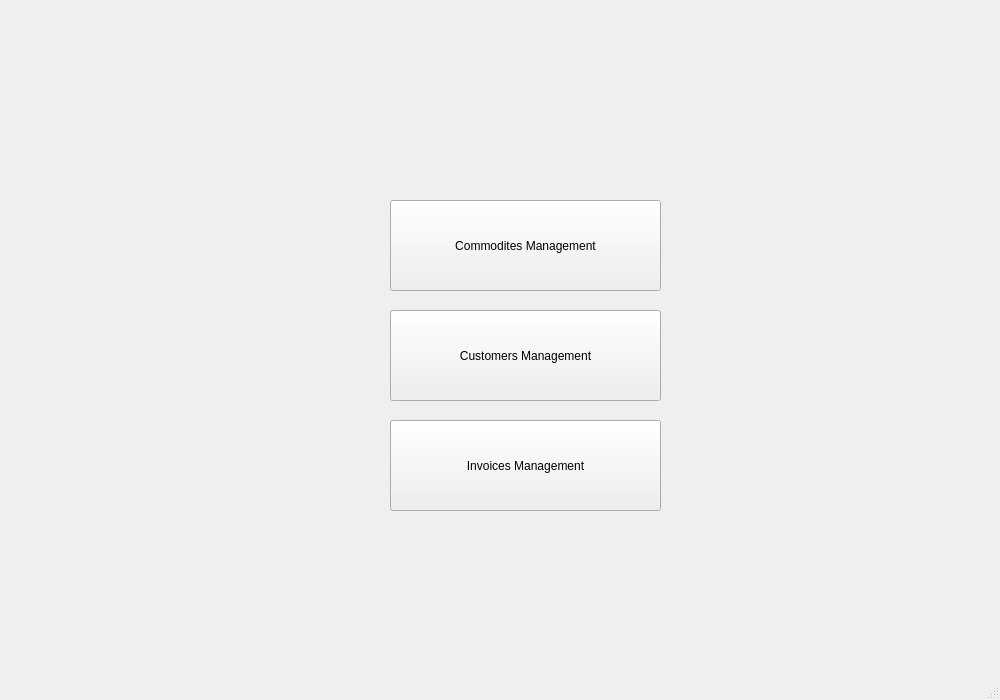
First picture: the form in MiniSuperMarketManagement/minisupermarketmanagement.ui, repository ngxx-fus/minisupermarket_management_proj, before the edit.
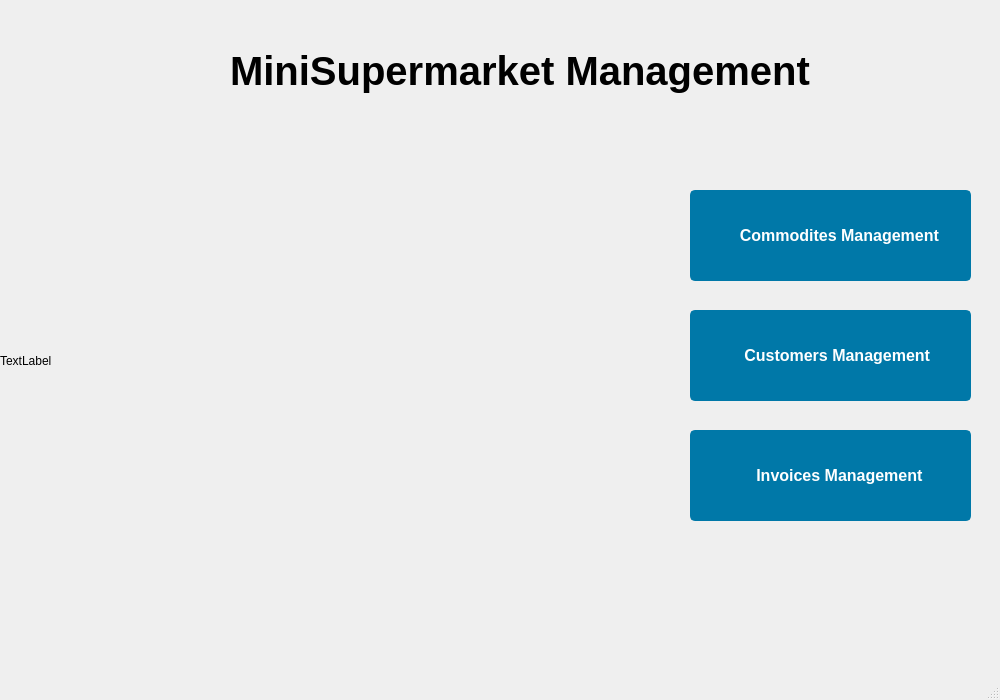
Second picture: the form after the edit. Icons and pictures are not drawn.

```diff
--- a/MiniSuperMarketManagement/minisupermarketmanagement.ui
+++ b/MiniSuperMarketManagement/minisupermarketmanagement.ui
@@ -10,47 +10,199 @@
     <height>700</height>
    </rect>
   </property>
+  <property name="font">
+   <font>
+    <pointsize>20</pointsize>
+    <bold>true</bold>
+   </font>
+  </property>
   <property name="windowTitle">
    <string>MiniSupermarKetmanagement</string>
   </property>
+  <property name="styleSheet">
+   <string notr="true">QPushButton#pushButton {
+                   background-color: #0078A8; 
+                    color: white;
+                    border: 2px solid #0078A8; 
+                   border-radius: 5px; 
+                   padding: 5px 10px;
+                   font-weight: bolder;
+                   }
+QPushButton#pushButton_2 {
+                   background-color: #0078A8; 
+                    color: white;
+                    border: 2px solid #0078A8; 
+                   border-radius: 5px; 
+                   padding: 5px 10px;
+                   font-weight: bolder;
+                   }
+QPushButton#pushButton_3 {
+                   background-color: #0078A8; 
+                    color: white;
+                    border: 2px solid #0078A8; 
+                   border-radius: 5px; 
+                   padding: 5px 10px;
+                   font-weight: bolder;
+                   }
+QMainWindow#MiniSupermarKetmanagement
+{
+
+  /* background-color: #C6E2FF;/* Đặt màu nền là trắng */
+
+}  
+Qlabel#label {
+                    color: white;
+                    text-size: 10px;
+                   }</string>
+  </property>
   <widget class="QWidget" name="centralwidget">
    <widget class="QPushButton" name="pushButton">
     <property name="geometry">
      <rect>
-      <x>390</x>
-      <y>200</y>
-      <width>271</width>
+      <x>690</x>
+      <y>190</y>
+      <width>281</width>
       <height>91</height>
      </rect>
     </property>
+    <property name="font">
+     <font>
+      <pointsize>12</pointsize>
+      <bold>true</bold>
+     </font>
+    </property>
     <property name="text">
-     <string>Commodites Management</string>
+     <string>    Commodites Management</string>
+    </property>
+    <property name="icon">
+     <iconset>
+      <normaloff>../../../Users/hagia/Downloads/qtc++/products.png</normaloff>../../../Users/hagia/Downloads/qtc++/products.png</iconset>
+    </property>
+    <property name="iconSize">
+     <size>
+      <width>40</width>
+      <height>40</height>
+     </size>
+    </property>
+    <property name="autoRepeatDelay">
+     <number>500</number>
     </property>
    </widget>
    <widget class="QPushButton" name="pushButton_2">
     <property name="geometry">
      <rect>
-      <x>390</x>
+      <x>690</x>
       <y>310</y>
-      <width>271</width>
+      <width>281</width>
       <height>91</height>
      </rect>
     </property>
+    <property name="font">
+     <font>
+      <pointsize>12</pointsize>
+      <bold>true</bold>
+     </font>
+    </property>
     <property name="text">
-     <string>Customers Management</string>
+     <string>   Customers Management</string>
+    </property>
+    <property name="icon">
+     <iconset>
+      <normaloff>../../../Users/hagia/Downloads/qtc++/product-management.png</normaloff>../../../Users/hagia/Downloads/qtc++/product-management.png</iconset>
+    </property>
+    <property name="iconSize">
+     <size>
+      <width>50</width>
+      <height>50</height>
+     </size>
     </property>
    </widget>
    <widget class="QPushButton" name="pushButton_3">
     <property name="geometry">
      <rect>
-      <x>390</x>
-      <y>420</y>
-      <width>271</width>
+      <x>690</x>
+      <y>430</y>
+      <width>281</width>
       <height>91</height>
      </rect>
     </property>
+    <property name="font">
+     <font>
+      <pointsize>12</pointsize>
+      <bold>true</bold>
+     </font>
+    </property>
     <property name="text">
-     <string>Invoices Management</string>
+     <string>    Invoices Management</string>
+    </property>
+    <property name="icon">
+     <iconset>
+      <normaloff>../../../Users/hagia/Downloads/qtc++/bill (1).png</normaloff>../../../Users/hagia/Downloads/qtc++/bill (1).png</iconset>
+    </property>
+    <property name="iconSize">
+     <size>
+      <width>50</width>
+      <height>50</height>
+     </size>
+    </property>
+   </widget>
+   <widget class="QLabel" name="label_pic">
+    <property name="geometry">
+     <rect>
+      <x>0</x>
+      <y>40</y>
+      <width>641</width>
+      <height>641</height>
+     </rect>
+    </property>
+    <property name="sizeIncrement">
+     <size>
+      <width>100</width>
+      <height>100</height>
+     </size>
+    </property>
+    <property name="baseSize">
+     <size>
+      <width>100</width>
+      <height>100</height>
+     </size>
+    </property>
+    <property name="text">
+     <string>TextLabel</string>
+    </property>
+   </widget>
+   <widget class="QLabel" name="label">
+    <property name="geometry">
+     <rect>
+      <x>230</x>
+      <y>30</y>
+      <width>591</width>
+      <height>81</height>
+     </rect>
+    </property>
+    <property name="sizeIncrement">
+     <size>
+      <width>0</width>
+      <height>0</height>
+     </size>
+    </property>
+    <property name="font">
+     <font>
+      <pointsize>30</pointsize>
+      <bold>true</bold>
+     </font>
+    </property>
+    <property name="frameShadow">
+     <enum>QFrame::Plain</enum>
+    </property>
+    <property name="lineWidth">
+     <number>-6</number>
+    </property>
+    <property name="text">
+     <string>MiniSupermarket Management</string>
+    </property>
+    <property name="textFormat">
+     <enum>Qt::PlainText</enum>
     </property>
    </widget>
   </widget>
```
